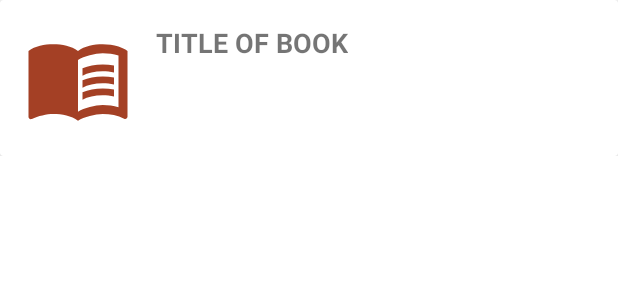
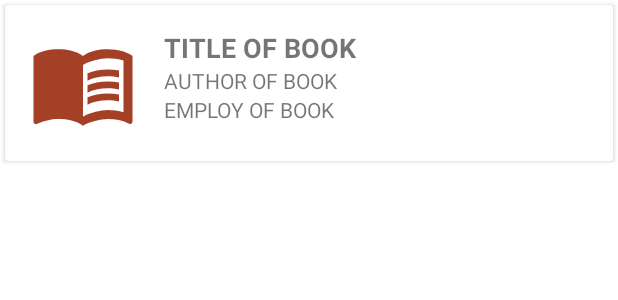
Before and after one commit to deisekinsk/androidStudio_books, an Android app: the layout item_book.xml on its own in the app's theme, with its tools: preview values and no code run, on a phone screen of 412 x 824 dp. Shown: the top 300 px of the screen. Run offline under Robolectric (Android 15) with nearby library versions, the phone set to English and light mode, and no system bars.

Commit message:
Class Book Adapter | item-Book information

```diff
--- a/app/src/main/res/layout/item_book.xml
+++ b/app/src/main/res/layout/item_book.xml
@@ -2,12 +2,16 @@
 <LinearLayout xmlns:android="http://schemas.android.com/apk/res/android"
     android:orientation="vertical"
     android:layout_width="match_parent"
-    android:layout_height="wrap_content">
+    android:layout_height="wrap_content"
+    >
 
     //components
     <androidx.cardview.widget.CardView
         android:layout_width="match_parent"
-        android:layout_height="wrap_content">
+        android:layout_height="wrap_content"
+        android:layout_margin="3dp"
+        android:id="@+id/cardView"
+        >
 
         <RelativeLayout
             android:layout_width="match_parent"
@@ -21,16 +25,36 @@
                 android:src="@drawable/ic_book"
                 android:layout_alignParentLeft="true"
                 android:layout_alignParentTop="true"
-                android:layout_marginRight="16dp"
+                android:layout_marginRight="18dp"
                 />
 
             <TextView
+                android:id="@+id/txtTitle"
                 android:layout_width="wrap_content"
                 android:layout_height="wrap_content"
                 android:text="TITLE OF BOOK"
                 android:layout_toRightOf="@id/ic_book"
                 android:textSize="18dp"
                 android:textStyle="bold"
+                android:layout_alignParentTop="true"
+                />
+
+            <TextView
+                android:id="@+id/txtAuthor"
+                android:layout_width="wrap_content"
+                android:layout_height="wrap_content"
+                android:text="AUTHOR OF BOOK"
+                android:layout_toRightOf="@id/ic_book"
+                android:layout_below="@id/txtTitle"
+                />
+
+            <TextView
+                android:id="@+id/txtEmploy"
+                android:layout_width="wrap_content"
+                android:layout_height="wrap_content"
+                android:text="EMPLOY OF BOOK"
+                android:layout_toRightOf="@id/ic_book"
+                android:layout_below="@id/txtAuthor"
                 />
 
         </RelativeLayout>
```
Also changed, not shown: app/src/main/java/com/example/androidstudio_books/adapter/BooksAdapter.java (+33 -1 lines).
